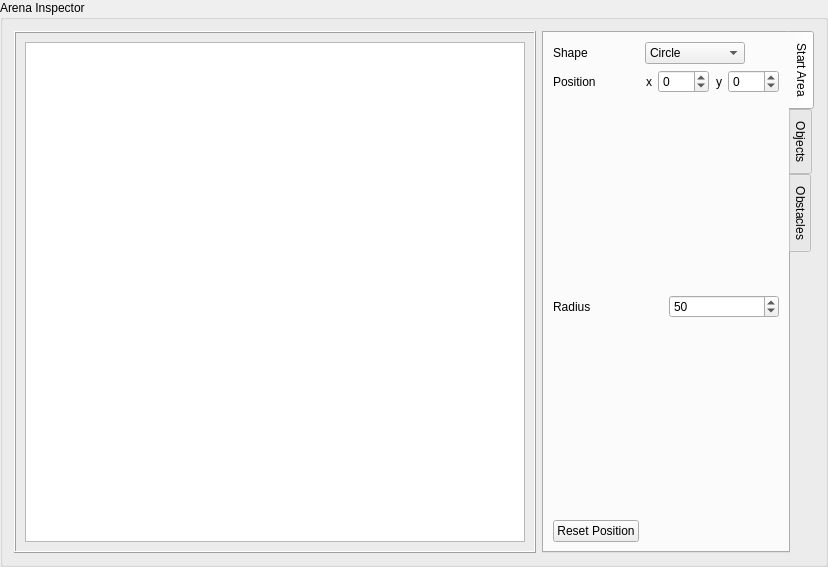
The window that resources/ui/ArenaInspector.ui (nicolasseznec/PROJ-H402_SkillWizard) describes before a commit, drawn with Qt 5.
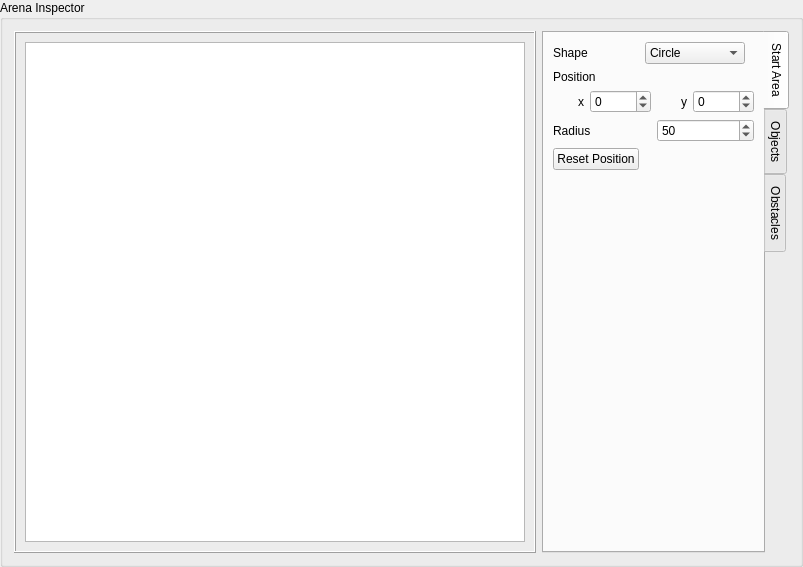
The same window after the commit.

Commit message: Added StartArea to the model and the save system

The edit to the form file:
```diff
--- a/resources/ui/ArenaInspector.ui
+++ b/resources/ui/ArenaInspector.ui
@@ -70,6 +70,9 @@
        <string>Start Area</string>
       </attribute>
       <layout class="QFormLayout" name="formLayout">
+       <property name="rowWrapPolicy">
+        <enum>QFormLayout::WrapLongRows</enum>
+       </property>
        <item row="0" column="0">
         <widget class="QLabel" name="label">
          <property name="text">
@@ -146,6 +149,9 @@
             <property name="minimum">
              <number>-250</number>
             </property>
+            <property name="maximum">
+             <number>250</number>
+            </property>
             <property name="value">
              <number>0</number>
             </property>
@@ -186,14 +192,7 @@
          </layout>
         </widget>
        </item>
-       <item row="5" column="0">
-        <widget class="QPushButton" name="StartAreaReset">
-         <property name="text">
-          <string>Reset Position</string>
-         </property>
-        </widget>
-       </item>
-       <item row="4" column="0" colspan="2">
+       <item row="2" column="1">
         <widget class="QStackedWidget" name="StartAreaDimensionSettings">
          <property name="currentIndex">
           <number>0</number>
@@ -307,6 +306,13 @@
          </widget>
         </widget>
        </item>
+       <item row="3" column="0">
+        <widget class="QPushButton" name="StartAreaReset">
+         <property name="text">
+          <string>Reset Position</string>
+         </property>
+        </widget>
+       </item>
       </layout>
      </widget>
      <widget class="QWidget" name="ObjectsSettings">
```
The commit also changes 6 other files.
